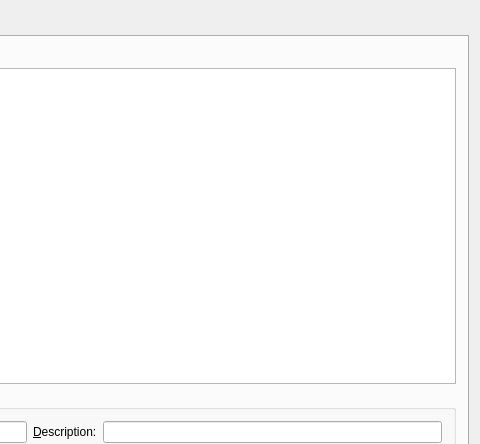
The window that src/mkvtoolnix-gui/forms/merge/tab.ui (jpsdr/MKVToolnix-Windows-7) describes before a commit, drawn with Qt 5; both pictures show x 418 to 898 and y 0 to 444 of the 898 by 574 pixel window.
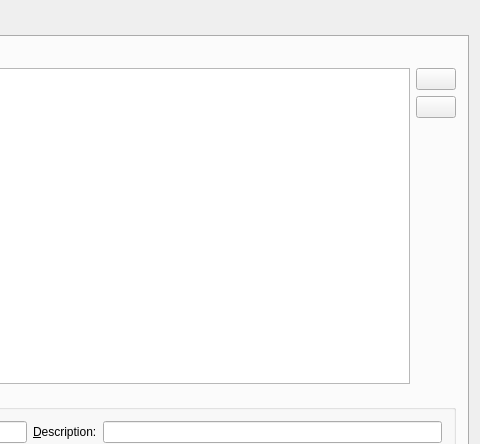
The same window after the commit. The open tabs and pages were chosen to show the change. Icons and pictures are not drawn. Custom widgets are drawn as their Qt base class.

Commit message:
GUI: merge: implement buttons for moving attachments up and down
These can currently not be shown yet as there's no corresponding option
in the preferences yet.

See #1279.

Diff of the .ui file:
```diff
--- a/src/mkvtoolnix-gui/forms/merge/tab.ui
+++ b/src/mkvtoolnix-gui/forms/merge/tab.ui
@@ -1217,7 +1217,7 @@
       <attribute name="title">
        <string>Atta&amp;chments</string>
       </attribute>
-      <layout class="QVBoxLayout" name="verticalLayout_10">
+      <layout class="QVBoxLayout" name="verticalLayout_14">
        <item>
         <widget class="QLabel" name="attachmentsLabel">
          <property name="text">
@@ -1229,6 +1229,8 @@
         </widget>
        </item>
        <item>
+        <layout class="QHBoxLayout" name="horizontalLayout_5">
+         <item>
         <widget class="mtx::gui::Util::BasicTreeView" name="attachments">
          <property name="contextMenuPolicy">
           <enum>Qt::ActionsContextMenu</enum>
@@ -1251,6 +1253,61 @@
         </widget>
        </item>
        <item>
+          <widget class="QWidget" name="moveAttachmentsButtons" native="true">
+           <layout class="QVBoxLayout" name="verticalLayout_10">
+            <property name="leftMargin">
+             <number>0</number>
+            </property>
+            <property name="topMargin">
+             <number>0</number>
+            </property>
+            <property name="rightMargin">
+             <number>0</number>
+            </property>
+            <property name="bottomMargin">
+             <number>0</number>
+            </property>
+            <item>
+             <widget class="QPushButton" name="moveAttachmentsUp">
+              <property name="text">
+               <string/>
+              </property>
+              <property name="icon">
+               <iconset resource="../../qt_resources.qrc">
+                <normaloff>:/icons/16x16/arrow-up.png</normaloff>:/icons/16x16/arrow-up.png</iconset>
+              </property>
+             </widget>
+            </item>
+            <item>
+             <widget class="QPushButton" name="moveAttachmentsDown">
+              <property name="text">
+               <string/>
+              </property>
+              <property name="icon">
+               <iconset resource="../../qt_resources.qrc">
+                <normaloff>:/icons/16x16/arrow-down.png</normaloff>:/icons/16x16/arrow-down.png</iconset>
+              </property>
+             </widget>
+            </item>
+            <item>
+             <spacer name="verticalSpacer_2">
+              <property name="orientation">
+               <enum>Qt::Vertical</enum>
+              </property>
+              <property name="sizeHint" stdset="0">
+               <size>
+                <width>20</width>
+                <height>40</height>
+               </size>
+              </property>
+             </spacer>
+            </item>
+           </layout>
+          </widget>
+         </item>
+        </layout>
+       </item>
+       <item>
         <widget class="QGroupBox" name="attachmentSettingsBox">
          <property name="title">
           <string>Settings</string>
```
Left out of the diff: 8 changed lines with no effect on the pictures. Lines whose indentation alone changed are shown as unchanged. The commit also changes 5 other files.
